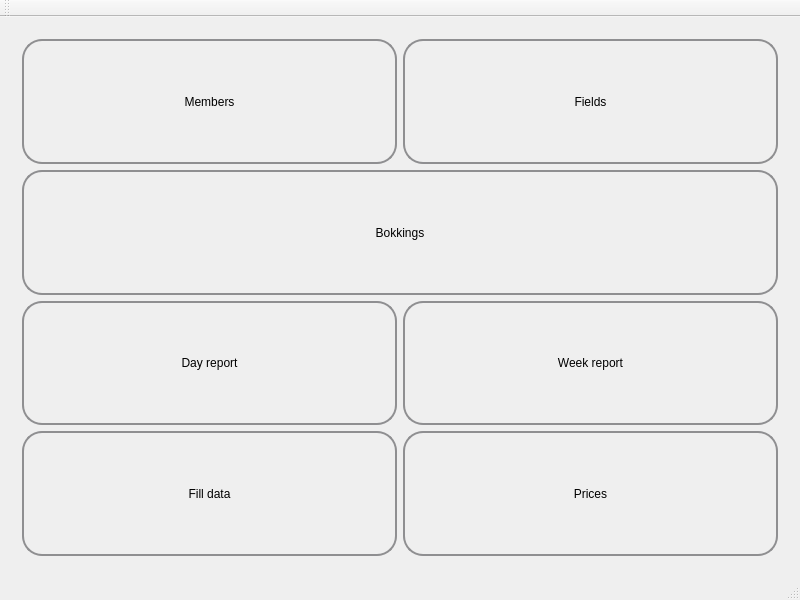
First picture: the form in mainwindow.ui, repository lamouski/TCN, before the edit.
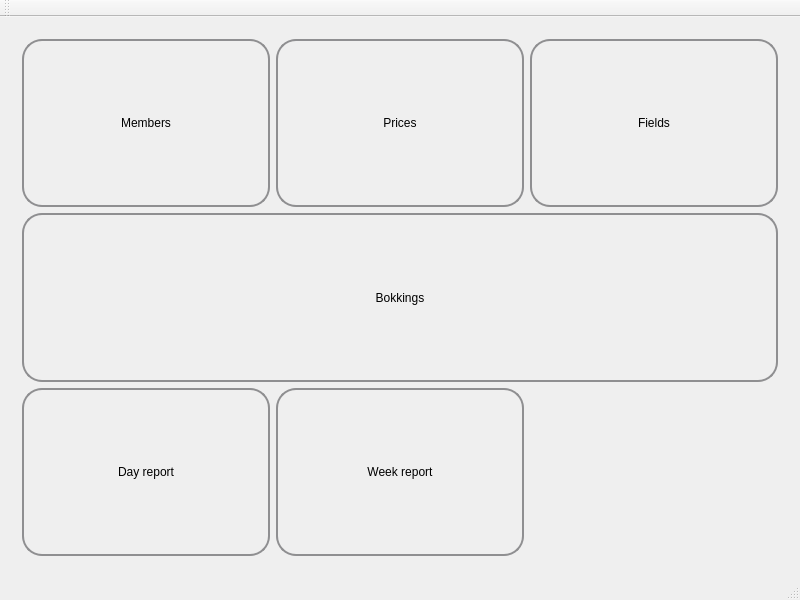
Second picture: the form after the edit. Custom widgets are drawn as their Qt base class.

```diff
--- a/mainwindow.ui
+++ b/mainwindow.ui
@@ -34,7 +34,34 @@
       </property>
       <widget class="QWidget" name="m_main_view">
        <layout class="QGridLayout" name="gridLayout">
-        <item row="4" column="0" colspan="2">
+        <item row="1" column="2">
+         <widget class="QPushButton" name="m_button_fields">
+          <property name="sizePolicy">
+           <sizepolicy hsizetype="Minimum" vsizetype="MinimumExpanding">
+            <horstretch>0</horstretch>
+            <verstretch>0</verstretch>
+           </sizepolicy>
+          </property>
+          <property name="styleSheet">
+           <string notr="true">QPushButton {
+    border: 2px solid #8f8f91;
+    border-radius: 20px;
+    background-color: qlineargradient(x1: 0, y1: 0, x2: 0, y2: 1,
+                                      stop: 0 #f6f7fa, stop: 1 #dadbde);
+    min-width: 50px;
+}
+
+QPushButton:pressed {
+    background-color: qlineargradient(x1: 0, y1: 0, x2: 0, y2: 1,
+                                      stop: 0 #dadbde, stop: 1 #f6f7fa);
+}</string>
+          </property>
+          <property name="text">
+           <string>Fields</string>
+          </property>
+         </widget>
+        </item>
+        <item row="4" column="0" colspan="3">
          <widget class="QPushButton" name="m_button_bookings">
           <property name="sizePolicy">
            <sizepolicy hsizetype="Minimum" vsizetype="MinimumExpanding">
@@ -88,87 +115,6 @@
           </property>
          </widget>
         </item>
-        <item row="5" column="1">
-         <widget class="QPushButton" name="m_button_week_report">
-          <property name="sizePolicy">
-           <sizepolicy hsizetype="Minimum" vsizetype="MinimumExpanding">
-            <horstretch>0</horstretch>
-            <verstretch>0</verstretch>
-           </sizepolicy>
-          </property>
-          <property name="styleSheet">
-           <string notr="true">QPushButton {
-    border: 2px solid #8f8f91;
-    border-radius: 20px;
-    background-color: qlineargradient(x1: 0, y1: 0, x2: 0, y2: 1,
-                                      stop: 0 #f6f7fa, stop: 1 #dadbde);
-    min-width: 50px;
-}
-
-QPushButton:pressed {
-    background-color: qlineargradient(x1: 0, y1: 0, x2: 0, y2: 1,
-                                      stop: 0 #dadbde, stop: 1 #f6f7fa);
-}</string>
-          </property>
-          <property name="text">
-           <string>Week report</string>
-          </property>
-         </widget>
-        </item>
-        <item row="6" column="0">
-         <widget class="QPushButton" name="m_button_settings">
-          <property name="sizePolicy">
-           <sizepolicy hsizetype="Minimum" vsizetype="MinimumExpanding">
-            <horstretch>0</horstretch>
-            <verstretch>0</verstretch>
-           </sizepolicy>
-          </property>
-          <property name="styleSheet">
-           <string notr="true">QPushButton {
-    border: 2px solid #8f8f91;
-    border-radius: 20px;
-    background-color: qlineargradient(x1: 0, y1: 0, x2: 0, y2: 1,
-                                      stop: 0 #f6f7fa, stop: 1 #dadbde);
-    min-width: 50px;
-}
-
-QPushButton:pressed {
-    background-color: qlineargradient(x1: 0, y1: 0, x2: 0, y2: 1,
-                                      stop: 0 #dadbde, stop: 1 #f6f7fa);
-}</string>
-          </property>
-          <property name="text">
-           <string>Fill data</string>
-          </property>
-         </widget>
-        </item>
-        <item row="6" column="1">
-         <widget class="QPushButton" name="mutton_3">
-          <property name="sizePolicy">
-           <sizepolicy hsizetype="Minimum" vsizetype="MinimumExpanding">
-            <horstretch>0</horstretch>
-            <verstretch>0</verstretch>
-           </sizepolicy>
-          </property>
-          <property name="styleSheet">
-           <string notr="true">QPushButton {
-    border: 2px solid #8f8f91;
-    border-radius: 20px;
-    background-color: qlineargradient(x1: 0, y1: 0, x2: 0, y2: 1,
-                                      stop: 0 #f6f7fa, stop: 1 #dadbde);
-    min-width: 50px;
-}
-
-QPushButton:pressed {
-    background-color: qlineargradient(x1: 0, y1: 0, x2: 0, y2: 1,
-                                      stop: 0 #dadbde, stop: 1 #f6f7fa);
-}</string>
-          </property>
-          <property name="text">
-           <string>Prices</string>
-          </property>
-         </widget>
-        </item>
         <item row="1" column="0">
          <widget class="QPushButton" name="m_button_members">
           <property name="sizePolicy">
@@ -197,7 +143,7 @@
          </widget>
         </item>
         <item row="1" column="1">
-         <widget class="QPushButton" name="m_button_fields">
+         <widget class="QPushButton" name="mutton_3">
           <property name="sizePolicy">
            <sizepolicy hsizetype="Minimum" vsizetype="MinimumExpanding">
             <horstretch>0</horstretch>
@@ -219,7 +165,34 @@
 }</string>
           </property>
           <property name="text">
-           <string>Fields</string>
+           <string>Prices</string>
+          </property>
+         </widget>
+        </item>
+        <item row="5" column="1">
+         <widget class="QPushButton" name="m_button_week_report">
+          <property name="sizePolicy">
+           <sizepolicy hsizetype="Minimum" vsizetype="MinimumExpanding">
+            <horstretch>0</horstretch>
+            <verstretch>0</verstretch>
+           </sizepolicy>
+          </property>
+          <property name="styleSheet">
+           <string notr="true">QPushButton {
+    border: 2px solid #8f8f91;
+    border-radius: 20px;
+    background-color: qlineargradient(x1: 0, y1: 0, x2: 0, y2: 1,
+                                      stop: 0 #f6f7fa, stop: 1 #dadbde);
+    min-width: 50px;
+}
+
+QPushButton:pressed {
+    background-color: qlineargradient(x1: 0, y1: 0, x2: 0, y2: 1,
+                                      stop: 0 #dadbde, stop: 1 #f6f7fa);
+}</string>
+          </property>
+          <property name="text">
+           <string>Week report</string>
           </property>
          </widget>
         </item>
@@ -258,6 +231,12 @@
    <header>weekviewwidget.h</header>
    <container>1</container>
   </customwidget>
+  <customwidget>
+   <class>DayReportWidget</class>
+   <extends>QWidget</extends>
+   <header>dayreportwidget.h</header>
+   <container>1</container>
+  </customwidget>
  </customwidgets>
  <resources/>
  <connections/>
```
Left out of the diff: 1 changed line with no effect on the pictures.
